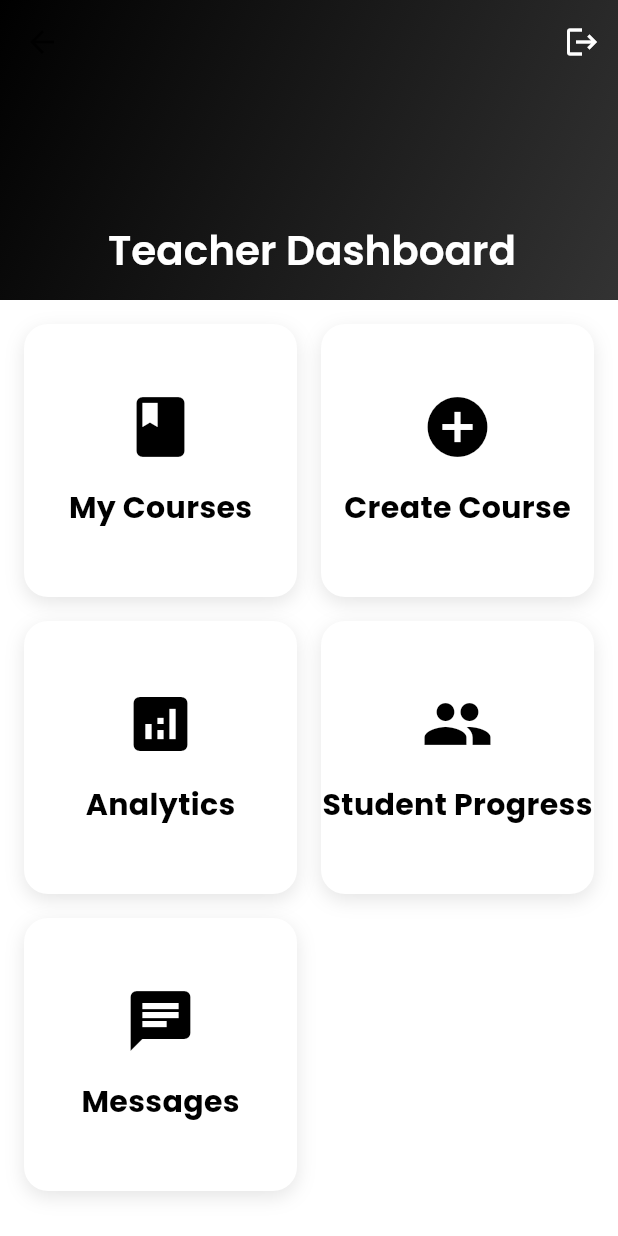
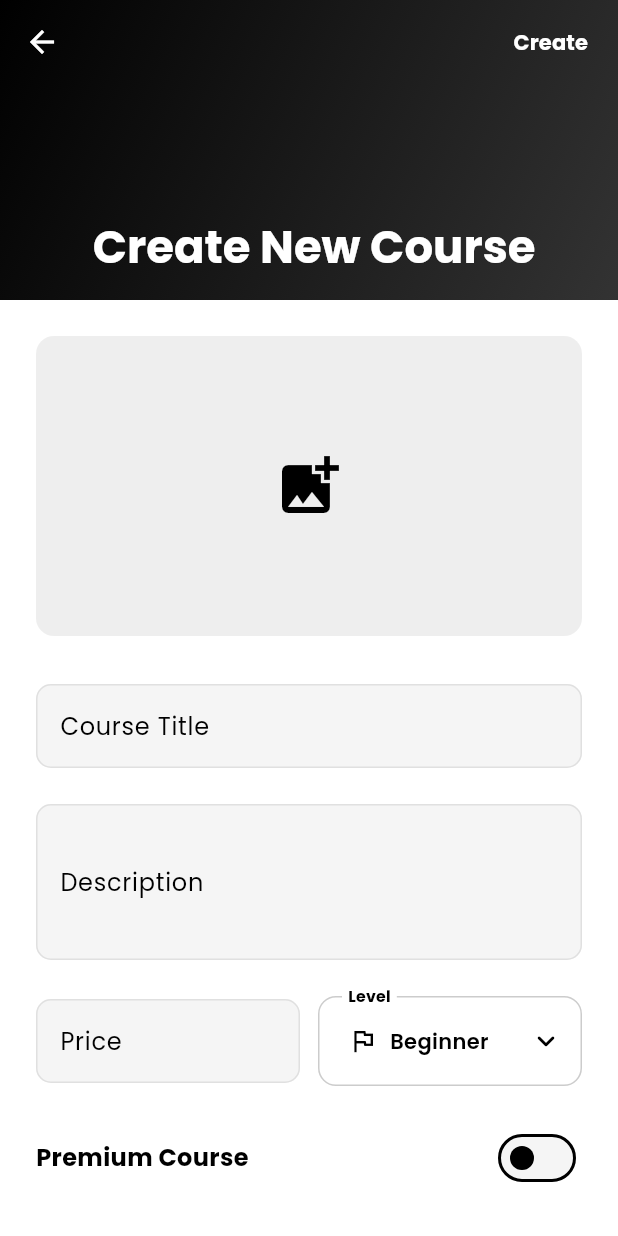
Before and after one commit to immangoc/flutter_elearning_app, a Flutter app: the TeacherHomeScreen screen opened by its route, after a tap on "Create Course", on a phone screen of 412 x 824 dp. Run offline on Flutter 3.47's test engine with Material 3 defaults, Android fonts, the phone set to English and light mode, and no system bars; our stand-ins replace bloc, cached_network_image, chewie, equatable, flutter_bloc, get and 5 more; accounts and stored records are empty.

Commit message:
add create course screen and related components

```diff
--- a/devtools_options.yaml
+++ b/devtools_options.yaml
@@ -1,3 +1,4 @@
 description: This file stores settings for Dart & Flutter DevTools.
 documentation: https://docs.flutter.dev/tools/devtools/extensions#configure-extension-enablement-states
 extensions:
+  - provider: true
--- a/lib/routes/app_routes.dart
+++ b/lib/routes/app_routes.dart
@@ -5,6 +5,7 @@ import 'package:e_learning/view/course/lesson_screen/lesson_screen.dart';
 import 'package:e_learning/view/home/home_screen.dart';
 import 'package:e_learning/view/onboarding/onboarding_screen.dart';
 import 'package:e_learning/view/quiz/quiz_list/quiz_list_screen.dart';
+import 'package:e_learning/view/teacher/create_course/create_course_screen.dart';
 import 'package:flutter/material.dart';
 import 'package:e_learning/view/splash/splash_screen.dart';
 
@@ -47,7 +48,7 @@ class AppRoutes {
   static const String teacherHome = '/teacher/home';
   static const String myCourses = '/teacher/courses';
   static const String teacherChats = '/teacher/chats';
-
+  static const String createCourse = '/teacher/courses/create';
 
   static Route<dynamic> onGenerateRoute(RouteSettings settings) {
     switch (settings.name) {
@@ -88,6 +89,9 @@ class AppRoutes {
       case myCourses:
         return MaterialPageRoute(builder: (_) => const MyCoursesScreen());
 
+      case createCourse:
+        return MaterialPageRoute(builder: (_) => const CreateCourseScreen());
+
       case courseList:
         final args = settings.arguments as Map<String, dynamic>?;
         return MaterialPageRoute(
@@ -96,6 +100,7 @@ class AppRoutes {
             categoryName: args?['categoryName'] as String?,
           ),
         );
+
       case courseDetail:
         String courseId;
         if (settings.arguments != null) {
--- a/lib/routes/route_pages.dart
+++ b/lib/routes/route_pages.dart
@@ -12,6 +12,7 @@ import 'package:e_learning/view/profile/profile_screen.dart';
 import 'package:e_learning/view/quiz/quiz_attempt/quiz_attempt_screen.dart';
 import 'package:e_learning/view/quiz/quiz_list/quiz_list_screen.dart';
 import 'package:e_learning/view/quiz/quiz_result/quiz_result_screen.dart';
+import 'package:e_learning/view/teacher/create_course/create_course_screen.dart';
 import 'package:e_learning/view/teacher/my_courses/my_courses_screen.dart';
 import 'package:e_learning/view/teacher/teacher_home_screen.dart';
 import 'package:get/get.dart';
@@ -92,6 +93,8 @@ class AppPages {
 
     GetPage(name: AppRoutes.myCourses, page: () => const MyCoursesScreen()),
 
+    GetPage(name: AppRoutes.createCourse, page: () => const CreateCourseScreen()),
+
     GetPage(name: AppRoutes.teacherChats, page: () => const ChatListScreen()),
   ];
 }
--- a/lib/view/onboarding/widgets/common/custom_textfield.dart
+++ b/lib/view/onboarding/widgets/common/custom_textfield.dart
@@ -3,6 +3,7 @@ import 'package:flutter/material.dart';
 class CustomTextfield extends StatefulWidget {
   final String label;
   final String? hint;
+  final String? initialValue;
   final IconData? prefixIcon;
   final bool obscureText;
   final TextEditingController? controller;
@@ -26,6 +27,7 @@ class CustomTextfield extends StatefulWidget {
     this.maxLines = 1,
     this.enabled,
     this.focusNode,
+    this.initialValue,
   });
 
   @override
@@ -45,6 +47,7 @@ class _CustomTextfieldState extends State<CustomTextfield> {
   Widget build(BuildContext context) {
     return TextFormField(
       controller: widget.controller,
+      initialValue: widget.initialValue,
       obscureText: _obscureText,
       validator: widget.validator,
       keyboardType: widget.keyboardType,
@@ -70,9 +73,7 @@ class _CustomTextfieldState extends State<CustomTextfield> {
                 },
               )
             : null,
-        border: OutlineInputBorder(
-          borderRadius: BorderRadius.circular(10),
-        ),
+        border: OutlineInputBorder(borderRadius: BorderRadius.circular(10)),
         enabledBorder: OutlineInputBorder(
           borderRadius: BorderRadius.circular(10),
           borderSide: BorderSide(color: Colors.grey.shade300),
--- /dev/null
+++ b/lib/view/teacher/create_course/create_course_screen.dart
@@ -0,0 +1,337 @@
+import 'package:e_learning/view/onboarding/widgets/common/custom_textfield.dart';
+import 'package:e_learning/view/teacher/create_course/widgets/create_course_app_bar.dart';
+import 'package:flutter/material.dart';
+import 'package:get/get.dart';
+import '../../../core/theme/app_color.dart';
+
+class CreateCourseScreen extends StatefulWidget {
+  const CreateCourseScreen({super.key});
+
+  @override
+  State<CreateCourseScreen> createState() => _CreateCourseScreenState();
+}
+
+class _CreateCourseScreenState extends State<CreateCourseScreen> {
+  final _formKey = GlobalKey<FormState>();
+  String _selectedLevel = 'Beginner'; // giữ nguyên
+  bool _isPremium = false;
+  final List<String> _requirements = [''];
+  final List<String> _learningPoints = [''];
+
+  @override
+  Widget build(BuildContext context) {
+    return Scaffold(
+      backgroundColor: AppColors.lightBackground,
+      body: CustomScrollView(
+        physics: const BouncingScrollPhysics(),
+        slivers: [
+          CreateCourseAppBar(onSubmit: _submitForm),
+          SliverToBoxAdapter(
+            child: Form(
+              key: _formKey,
+              child: Padding(
+                padding: const EdgeInsets.all(24),
+                child: Column(
+                  children: [
+                    _buildImagePicker(),
+                    const SizedBox(height: 32),
+                    CustomTextfield(
+                      label: 'Course Title',
+                      hint: 'Enter course title',
+                      maxLines: 1,
+                      validator: (value) {
+                        if (value?.isEmpty ?? true) {
+                          return 'Please enter a title';
+                        }
+                        return null;
+                      },
+                    ),
+                    const SizedBox(height: 24),
+                    CustomTextfield(
+                      label: 'Description',
+                      hint: 'Enter course description',
+                      maxLines: 3,
+                      validator: (value) {
+                        if (value?.isEmpty ?? true) {
+                          return 'Please enter a description';
+                        }
+                        return null;
+                      },
+                    ),
+                    const SizedBox(height: 24),
+                    Row(
+                      children: [
+                        Expanded(
+                          child: CustomTextfield(
+                            label: 'Price',
+                            hint: 'Enter price',
+                            keyboardType: TextInputType.number,
+                            validator: (value) {
+                              if (value?.isEmpty ?? true) {
+                                return 'Required';
+                              }
+                              return null;
+                            },
+                          ),
+                        ),
+                        const SizedBox(width: 12),
+                        Expanded(child: _buildDropDown()),
+                      ],
+                    ),
+                    const SizedBox(height: 24),
+                    _buildPremiumSwitch(),
+                    const SizedBox(height: 32),
+                    _buildDynamicList(
+                      'Course Requirements',
+                      _requirements,
+                      (index) => _requirements.removeAt(index),
+                      () => _requirements.add(''),
+                    ),
+                    const SizedBox(height: 32),
+                    _buildDynamicList(
+                      'What You Will Learn',
+                      _learningPoints,
+                      (index) => _requirements.removeAt(index),
+                      () => _requirements.add(''),
+                    ),
+                  ],
+                ),
+              ),
+            ),
+          ),
+        ],
+      ),
+    );
+  }
+
+  Widget _buildDynamicList(
+    String title,
+    List<String> items,
+    Function(int) onRemove,
+    Function() onAdd,
+  ) {
+    return Column(
+      crossAxisAlignment: CrossAxisAlignment.start,
+      children: [
+        Text(
+          title,
+          style: const TextStyle(
+            fontSize: 16,
+            fontWeight: FontWeight.bold,
+            color: AppColors.primary,
+          ),
+        ),
+        const SizedBox(height: 8),
+        ListView.builder(
+          shrinkWrap: true,
+          physics: const NeverScrollableScrollPhysics(),
+          itemCount: items.length,
+          itemBuilder: (context, index) {
+            return Padding(
+              padding: EdgeInsets.only(bottom: 8),
+              child: Row(
+                children: [
+                  Expanded(
+                    child: Theme(
+                      data: Theme.of(context).copyWith(
+                        inputDecorationTheme: InputDecorationTheme(
+                          hintStyle: TextStyle(
+                            color: Colors.grey[700],
+                            fontWeight: FontWeight.w500,
+                          ),
+                        ),
+                      ),
+                      child: CustomTextfield(
+                        label: '',
+                        hint: 'Enter $title',
+                        initialValue: items[index],
+                        onChanged: (value) => items[index] = value,
+                      ),
+                    ),
+                  ),
+                  IconButton(
+                    onPressed: () {
+                      setState(() {
+                        if (items.length > 1) {
+                          onRemove(index);
+                        }
+                      });
+                    },
+                    icon: Icon(Icons.circle_outlined, color: Colors.grey[600]),
+                  ),
+                ],
+              ),
+            );
+          },
+        ),
+        TextButton.icon(
+          onPressed: () {
+            setState(() {
+              onAdd();
+            });
+          },
+          icon: const Icon(Icons.add),
+          label: Text('Add $title'),
+          style: TextButton.styleFrom(foregroundColor: AppColors.primary),
+        ),
+      ],
+    );
+  }
+
+  Widget _buildPremiumSwitch() {
+    return Container(
+     padding: EdgeInsets.zero,
+      decoration: BoxDecoration(
+        color: Colors.white,
+        borderRadius: BorderRadius.circular(12),
+      ),
+      child: Row(
+        mainAxisAlignment: MainAxisAlignment.spaceBetween,
+        children: [
+          Text(
+            'Premium Course',
+            style: TextStyle(
+              fontSize: 16,
+              fontWeight: FontWeight.bold,
+              color: AppColors.primary,
+            ),
+          ),
+          Switch(
+            value: _isPremium,
+            onChanged: (value) {
+              setState(() {
+                _isPremium = value;
+              });
+            },
+            activeThumbColor: AppColors.primary,
+          ),
+        ],
+      ),
+    );
+  }
+  Widget _buildDropDown() {
+    const levels = ['Beginner', 'Intermediate', 'Advanced'];
+    final theme = Theme.of(context);
+
+    return DropdownButtonFormField<String>(
+      initialValue: _selectedLevel,
+      isExpanded: true,
+      decoration: InputDecoration(
+        labelText: 'Level',
+        labelStyle: theme.textTheme.bodyMedium?.copyWith(
+          color: AppColors.primary,
+          fontWeight: FontWeight.bold,
+        ),
+        filled: true,
+        fillColor: Colors.white,
+        contentPadding: const EdgeInsets.symmetric(horizontal: 16, vertical: 18),
+        border: OutlineInputBorder(
+          borderRadius: BorderRadius.circular(12),
+          borderSide: BorderSide(color: AppColors.primary.withValues(alpha: 0.3)),
+        ),
+        enabledBorder: OutlineInputBorder(
+          borderRadius: BorderRadius.circular(12),
+          borderSide: BorderSide(color: AppColors.primary.withValues(alpha: 0.2)),
+        ),
+        focusedBorder: OutlineInputBorder(
+          borderRadius: BorderRadius.circular(12),
+          borderSide: const BorderSide(color: AppColors.primary, width: 1.4),
+        ),
+      ),
+
+      icon: const Icon(Icons.keyboard_arrow_down_rounded, color: AppColors.primary),
+
+      dropdownColor: Colors.white,
+      borderRadius: BorderRadius.circular(12),
+
+      items: levels
+          .map(
+            (level) => DropdownMenuItem(
+          value: level,
+          child: Row(
+            children: [
+              Icon(
+                level == 'Beginner'
+                    ? Icons.flag_outlined
+                    : level == 'Intermediate'
+                    ? Icons.trending_up_outlined
+                    : Icons.workspace_premium_outlined,
+                color: AppColors.primary,
+                size: 20,
+              ),
+              const SizedBox(width: 10),
+              Text(
+                level,
+                style: theme.textTheme.bodyMedium?.copyWith(
+                  color: AppColors.primary,
+                  fontWeight: FontWeight.w600,
+                ),
+              ),
+            ],
+          ),
+        ),
+      )
+          .toList(),
+
+      onChanged: (value) => setState(() => _selectedLevel = value!),
+
+      menuMaxHeight: 220,
+      alignment: Alignment.centerLeft,
+      style: theme.textTheme.bodyMedium?.copyWith(
+        color: AppColors.primary,
+        fontWeight: FontWeight.w500,
+      ),
+
+      selectedItemBuilder: (context) {
+        return levels.map((level) {
+          return Row(
+            children: [
+              Icon(
+                level == 'Beginner'
+                    ? Icons.flag_outlined
+                    : level == 'Intermediate'
+                    ? Icons.trending_up_outlined
+                    : Icons.workspace_premium_outlined,
+                color: AppColors.primary,
+                size: 20,
+              ),
+              const SizedBox(width: 8),
+              Text(
+                level,
+                style: theme.textTheme.bodyMedium?.copyWith(
+                  color: AppColors.primary,
+                  fontWeight: FontWeight.w600,
+                ),
+              ),
+            ],
+          );
+        }).toList();
+      },
+    );
+  }
+
+
+
+  void _submitForm() {
+    if (_formKey.currentState?.validate() ?? false) {
+      // implement course creation logic
+      Get.back();
+    }
+  }
+
+  Widget _buildImagePicker() {
+    return Container(
+      height: 200,
+      decoration: BoxDecoration(
+        color: Colors.grey[200],
+        borderRadius: BorderRadius.circular(12),
+      ),
+      child: Center(
+        child: IconButton(
+          onPressed: () {},
+          icon: const Icon(Icons.add_photo_alternate, size: 48),
+        ),
+      ),
+    );
+  }
+}
--- /dev/null
+++ b/lib/view/teacher/create_course/widgets/create_course_app_bar.dart
@@ -0,0 +1,61 @@
+import 'package:e_learning/core/theme/app_color.dart';
+import 'package:flutter/material.dart';
+import 'package:get/get.dart';
+
+class CreateCourseAppBar extends StatelessWidget {
+  final VoidCallback onSubmit;
+  const CreateCourseAppBar({super.key, required this.onSubmit});
+
+  @override
+  Widget build(BuildContext context) {
+    return SliverAppBar(
+      expandedHeight: 200,
+      collapsedHeight: kToolbarHeight,
+      toolbarHeight: kToolbarHeight,
+      pinned: true,
+      backgroundColor: AppColors.primary,
+      leading: IconButton(
+        onPressed: () => Get.back(),
+        icon: Icon(Icons.arrow_back, color: AppColors.accent),
+      ),
+      actions: [
+        TextButton(
+            onPressed: onSubmit,
+            child: const Text(
+                'Create',
+              style: TextStyle(
+                color: AppColors.accent,
+                fontWeight: FontWeight.bold,
+              ),
+            ),
+        ),
+        const SizedBox(width: 8),
+      ],
+      flexibleSpace: FlexibleSpaceBar(
+        titlePadding: EdgeInsets.only(
+          left: MediaQuery.of(context).size.width * 0.15,
+          bottom: 16,
+        ),
+        title: Text(
+            'Create New Course',
+          style: Theme.of(context).textTheme.headlineMedium!.copyWith(
+            color: AppColors.accent,
+            fontWeight: FontWeight.bold,
+          ),
+        ),
+        background: Container(
+          decoration: const BoxDecoration(
+            gradient: LinearGradient(
+              colors: [
+                AppColors.primary,
+                AppColors.primaryLight,
+              ],
+              begin: Alignment.topLeft,
+              end: Alignment.bottomRight,
+            ),
+          ),
+        ),
+      ),
+    );
+  }
+}
--- a/lib/view/teacher/teacher_home_screen.dart
+++ b/lib/view/teacher/teacher_home_screen.dart
@@ -58,7 +58,7 @@ class TeacherHomeScreen extends StatelessWidget {
                 DashboardCard(
                   title: 'Create Course',
                   icon: Icons.add_circle,
-                  onTap: () {},
+                  onTap: () => Get.toNamed(AppRoutes.createCourse),
                 ),
                 DashboardCard(
                   title: 'Analytics',
```
Lines whose indentation alone changed are shown as unchanged.
